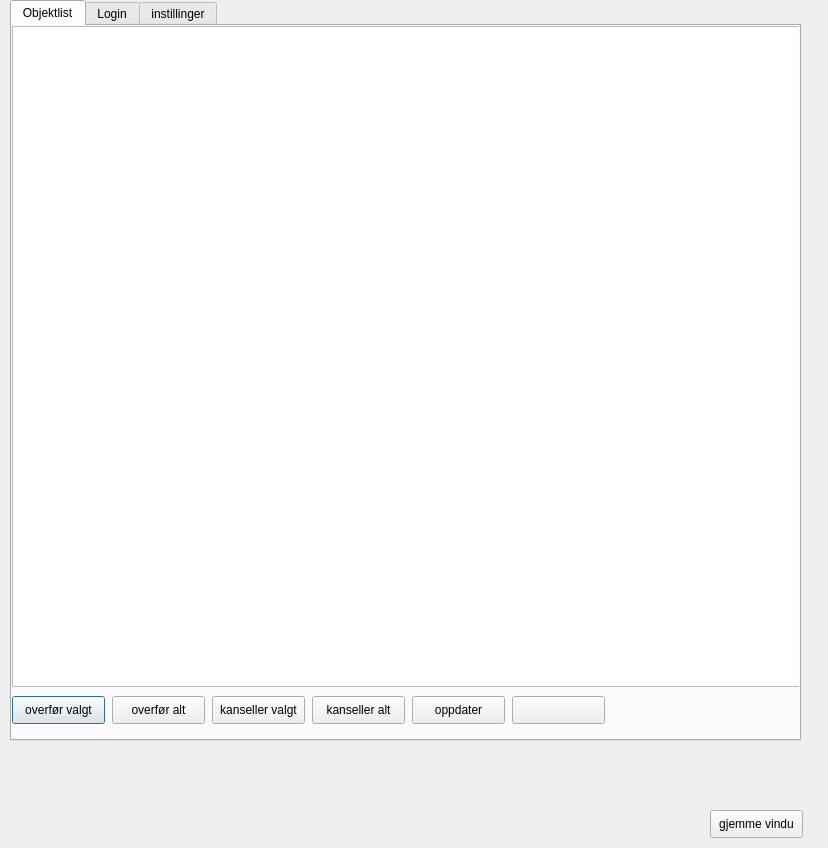
Qt form nvdbskriv_beta.ui (JACCCostring/NVDBPlugin) before a commit.
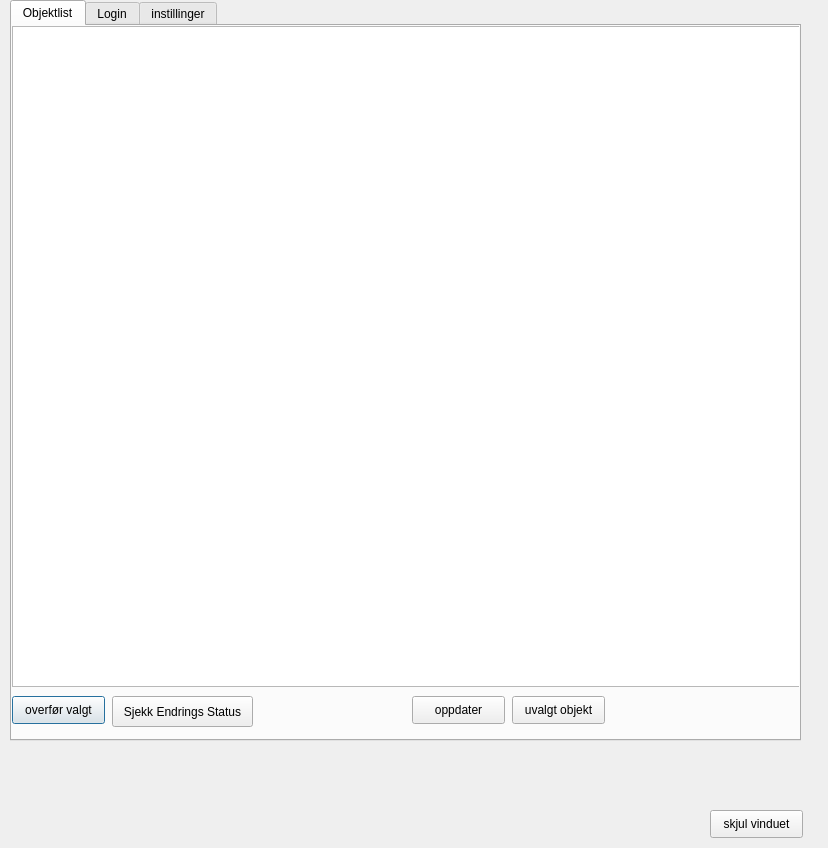
The same form after that commit. The open tabs and pages were chosen to show the change.

The edit to the form file:
```diff
--- a/nvdbskriv_beta.ui
+++ b/nvdbskriv_beta.ui
@@ -52,45 +52,6 @@
       <string>overfør valgt</string>
      </property>
     </widget>
-    <widget class="QPushButton" name="transferAllBtn">
-     <property name="geometry">
-      <rect>
-       <x>100</x>
-       <y>670</y>
-       <width>93</width>
-       <height>28</height>
-      </rect>
-     </property>
-     <property name="text">
-      <string>overfør alt</string>
-     </property>
-    </widget>
-    <widget class="QPushButton" name="cancelBtn">
-     <property name="geometry">
-      <rect>
-       <x>200</x>
-       <y>670</y>
-       <width>93</width>
-       <height>28</height>
-      </rect>
-     </property>
-     <property name="text">
-      <string>kanseller valgt</string>
-     </property>
-    </widget>
-    <widget class="QPushButton" name="cancelAllBtn">
-     <property name="geometry">
-      <rect>
-       <x>300</x>
-       <y>670</y>
-       <width>93</width>
-       <height>28</height>
-      </rect>
-     </property>
-     <property name="text">
-      <string>kanseller alt</string>
-     </property>
-    </widget>
     <widget class="QPushButton" name="updateSelectedObjectsBtn">
      <property name="geometry">
       <rect>
@@ -114,7 +75,20 @@
       </rect>
      </property>
      <property name="text">
-      <string/>
+      <string>uvalgt objekt</string>
+     </property>
+    </widget>
+    <widget class="QPushButton" name="check_endringsBtn">
+     <property name="geometry">
+      <rect>
+       <x>100</x>
+       <y>670</y>
+       <width>141</width>
+       <height>31</height>
+      </rect>
+     </property>
+     <property name="text">
+      <string>Sjekk Endrings Status</string>
      </property>
     </widget>
    </widget>
@@ -412,7 +386,7 @@
     </rect>
    </property>
    <property name="text">
-    <string>gjemme vindu</string>
+    <string>skjul vinduet</string>
    </property>
   </widget>
  </widget>
```
Left out of the diff: 8 changed lines with no effect on the pictures.
